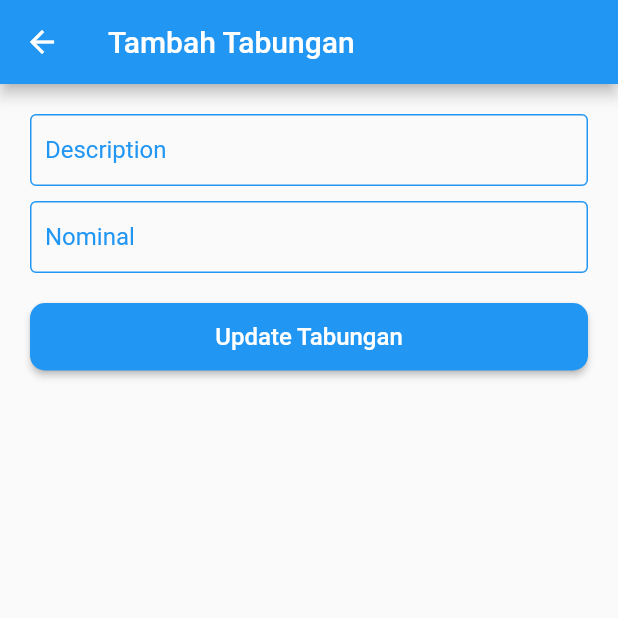
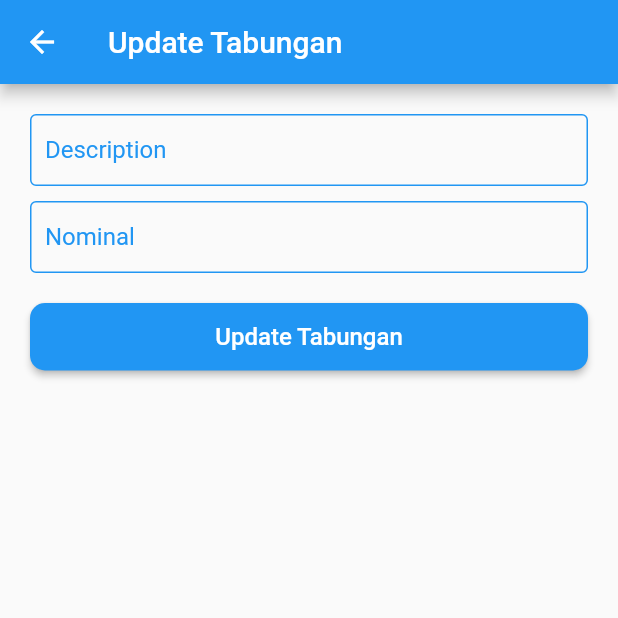
Before and after one commit to yusriltakeuchi/tabungan-hive, a Flutter app: the UpdateTabunganScreen screen opened directly, on a phone screen of 412 x 824 dp, the top half of it. Run offline on Flutter 3.47's test engine with Material 2 defaults, Android fonts, the phone set to English and light mode, and no system bars; our stand-ins replace hive, hive_flutter; accounts and stored records are empty; statements that could not run were skipped.

Commit message:
Fixing tite

```diff
--- a/lib/ui/screen/update_tabungan_screen.dart
+++ b/lib/ui/screen/update_tabungan_screen.dart
@@ -12,7 +12,7 @@ class UpdateTabunganScreen extends StatelessWidget {
   Widget build(BuildContext context) {
     return Scaffold(
       appBar: AppBar(
-        title: Text("Tambah Tabungan"),
+        title: Text("Update Tabungan"),
         backgroundColor: Colors.blue,
       ),
       body: UpdateTabunganBody(
```
